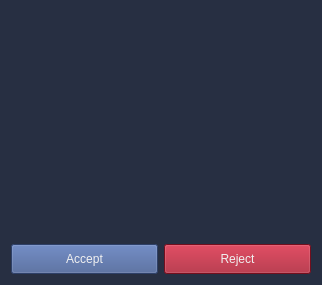
Qt form src/rqt_gcs/resources/PictureMsg.ui (CSUN-SERL/lcar-bot) before a commit.
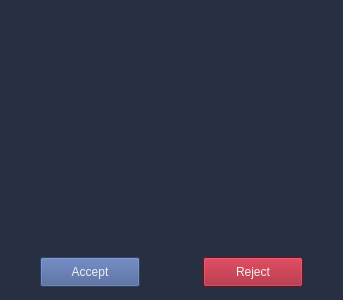
The same form after that commit.

Patch:
```diff
--- a/src/rqt_gcs/resources/PictureMsg.ui
+++ b/src/rqt_gcs/resources/PictureMsg.ui
@@ -6,12 +6,12 @@
    <rect>
     <x>0</x>
     <y>0</y>
-    <width>318</width>
-    <height>285</height>
+    <width>343</width>
+    <height>300</height>
    </rect>
   </property>
   <property name="sizePolicy">
-   <sizepolicy hsizetype="Fixed" vsizetype="Fixed">
+   <sizepolicy hsizetype="Preferred" vsizetype="Preferred">
     <horstretch>0</horstretch>
     <verstretch>0</verstretch>
    </sizepolicy>
@@ -24,8 +24,8 @@
   </property>
   <property name="maximumSize">
    <size>
-    <width>4096</width>
-    <height>4096</height>
+    <width>16777215</width>
+    <height>16777215</height>
    </size>
   </property>
   <property name="palette">
@@ -386,8 +386,8 @@
     <widget class="QLabel" name="image_frame">
      <property name="minimumSize">
       <size>
-       <width>300</width>
-       <height>226</height>
+       <width>320</width>
+       <height>240</height>
       </size>
      </property>
      <property name="text">
@@ -406,7 +406,7 @@
      <property name="spacing">
       <number>6</number>
      </property>
-     <item>
+     <item alignment="Qt::AlignHCenter|Qt::AlignTop">
       <widget class="QPushButton" name="yesButton">
        <property name="minimumSize">
         <size>
@@ -423,7 +423,7 @@
        </property>
       </widget>
      </item>
-     <item>
+     <item alignment="Qt::AlignHCenter|Qt::AlignTop">
       <widget class="QPushButton" name="rejectButton">
        <property name="minimumSize">
         <size>
```
